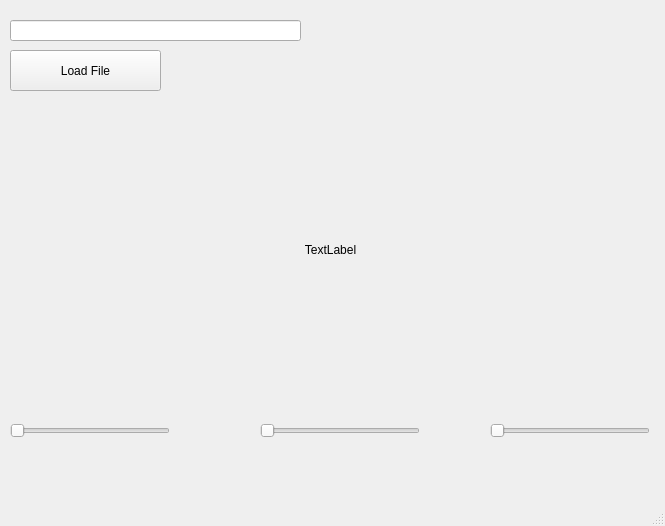
First picture: the form in main_form.ui, repository GongniR/TechnoPark, before the edit.
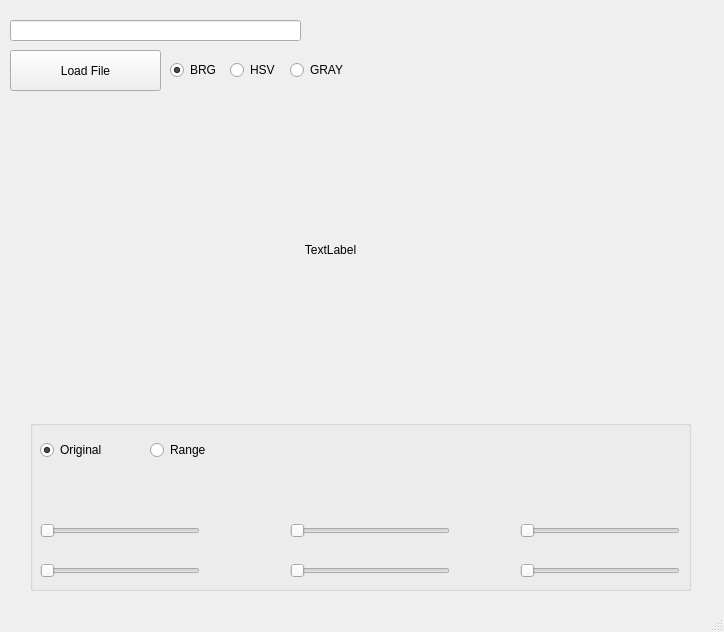
Second picture: the form after the edit.

Commit message: Итоги урока 05.11.22

Patch:
```diff
--- a/main_form.ui
+++ b/main_form.ui
@@ -6,8 +6,8 @@
    <rect>
     <x>0</x>
     <y>0</y>
-    <width>665</width>
-    <height>526</height>
+    <width>724</width>
+    <height>632</height>
    </rect>
   </property>
   <property name="maximumSize">
@@ -84,50 +84,203 @@
      <set>Qt::AlignCenter</set>
     </property>
    </widget>
-   <widget class="QSlider" name="Min_B_horizontalSlider">
+   <widget class="QRadioButton" name="BRG_radioButton">
+    <property name="enabled">
+     <bool>true</bool>
+    </property>
     <property name="geometry">
      <rect>
-      <x>10</x>
-      <y>420</y>
-      <width>160</width>
-      <height>22</height>
+      <x>170</x>
+      <y>60</y>
+      <width>51</width>
+      <height>20</height>
      </rect>
     </property>
-    <property name="maximum">
-     <number>255</number>
+    <property name="acceptDrops">
+     <bool>false</bool>
     </property>
-    <property name="orientation">
-     <enum>Qt::Horizontal</enum>
+    <property name="text">
+     <string>BRG</string>
     </property>
+    <property name="checked">
+     <bool>true</bool>
+    </property>
    </widget>
-   <widget class="QSlider" name="Min_G_horizontalSlider">
+   <widget class="QRadioButton" name="HSV_radioButton">
+    <property name="enabled">
+     <bool>true</bool>
+    </property>
     <property name="geometry">
      <rect>
-      <x>260</x>
-      <y>420</y>
-      <width>160</width>
-      <height>22</height>
+      <x>230</x>
+      <y>60</y>
+      <width>51</width>
+      <height>20</height>
      </rect>
     </property>
-    <property name="maximum">
-     <number>255</number>
+    <property name="acceptDrops">
+     <bool>false</bool>
     </property>
-    <property name="orientation">
-     <enum>Qt::Horizontal</enum>
+    <property name="text">
+     <string>HSV</string>
     </property>
+    <property name="checked">
+     <bool>false</bool>
+    </property>
    </widget>
-   <widget class="QSlider" name="Min_R_horizontalSlider">
+   <widget class="QRadioButton" name="GRAY_radioButton">
+    <property name="enabled">
+     <bool>true</bool>
+    </property>
     <property name="geometry">
      <rect>
-      <x>490</x>
+      <x>290</x>
+      <y>60</y>
+      <width>61</width>
+      <height>20</height>
+     </rect>
+    </property>
+    <property name="acceptDrops">
+     <bool>false</bool>
+    </property>
+    <property name="text">
+     <string>GRAY</string>
+    </property>
+    <property name="checked">
+     <bool>false</bool>
+    </property>
+   </widget>
+   <widget class="QGroupBox" name="Range_groupBox">
+    <property name="geometry">
+     <rect>
+      <x>30</x>
       <y>420</y>
-      <width>160</width>
-      <height>22</height>
+      <width>661</width>
+      <height>171</height>
      </rect>
     </property>
-    <property name="orientation">
-     <enum>Qt::Horizontal</enum>
+    <property name="title">
+     <string/>
     </property>
+    <widget class="QSlider" name="Max_R_horizontalSlider">
+     <property name="geometry">
+      <rect>
+       <x>490</x>
+       <y>140</y>
+       <width>160</width>
+       <height>22</height>
+      </rect>
+     </property>
+     <property name="orientation">
+      <enum>Qt::Horizontal</enum>
+     </property>
+    </widget>
+    <widget class="QSlider" name="Min_R_horizontalSlider">
+     <property name="geometry">
+      <rect>
+       <x>490</x>
+       <y>100</y>
+       <width>160</width>
+       <height>22</height>
+      </rect>
+     </property>
+     <property name="orientation">
+      <enum>Qt::Horizontal</enum>
+     </property>
+    </widget>
+    <widget class="QSlider" name="Max_G_horizontalSlider">
+     <property name="geometry">
+      <rect>
+       <x>260</x>
+       <y>140</y>
+       <width>160</width>
+       <height>22</height>
+      </rect>
+     </property>
+     <property name="maximum">
+      <number>255</number>
+     </property>
+     <property name="orientation">
+      <enum>Qt::Horizontal</enum>
+     </property>
+    </widget>
+    <widget class="QSlider" name="Min_B_horizontalSlider">
+     <property name="geometry">
+      <rect>
+       <x>10</x>
+       <y>100</y>
+       <width>160</width>
+       <height>22</height>
+      </rect>
+     </property>
+     <property name="maximum">
+      <number>255</number>
+     </property>
+     <property name="orientation">
+      <enum>Qt::Horizontal</enum>
+     </property>
+    </widget>
+    <widget class="QSlider" name="Min_G_horizontalSlider">
+     <property name="geometry">
+      <rect>
+       <x>260</x>
+       <y>100</y>
+       <width>160</width>
+       <height>22</height>
+      </rect>
+     </property>
+     <property name="maximum">
+      <number>255</number>
+     </property>
+     <property name="orientation">
+      <enum>Qt::Horizontal</enum>
+     </property>
+    </widget>
+    <widget class="QSlider" name="Max_B_horizontalSlider">
+     <property name="geometry">
+      <rect>
+       <x>10</x>
+       <y>140</y>
+       <width>160</width>
+       <height>22</height>
+      </rect>
+     </property>
+     <property name="maximum">
+      <number>255</number>
+     </property>
+     <property name="orientation">
+      <enum>Qt::Horizontal</enum>
+     </property>
+    </widget>
+    <widget class="QRadioButton" name="Original_radioButton">
+     <property name="geometry">
+      <rect>
+       <x>10</x>
+       <y>20</y>
+       <width>100</width>
+       <height>20</height>
+      </rect>
+     </property>
+     <property name="text">
+      <string>Original</string>
+     </property>
+     <property name="checked">
+      <bool>true</bool>
+     </property>
+    </widget>
+    <widget class="QRadioButton" name="Range_radioButton">
+     <property name="geometry">
+      <rect>
+       <x>120</x>
+       <y>20</y>
+       <width>100</width>
+       <height>20</height>
+      </rect>
+     </property>
+     <property name="text">
+      <string>Range</string>
+     </property>
+    </widget>
    </widget>
   </widget>
   <widget class="QStatusBar" name="statusbar"/>
```
The commit also changes 2 other files.
